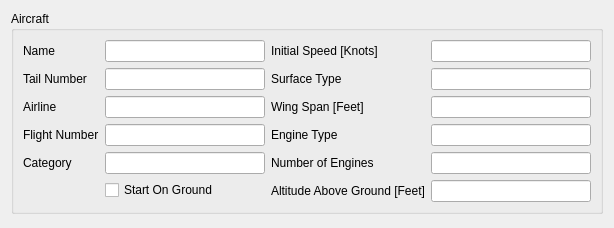
till213/SkyDolly, file src/UserInterface/src/Widgets/AircraftTypeWidget.ui: the form before one commit.
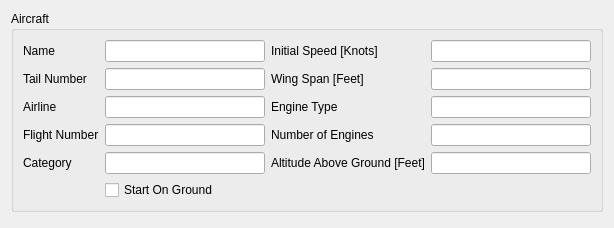
The form after the commit.

Commit message: Move surface type to flight conditions

```diff
--- a/src/UserInterface/src/Widgets/AircraftTypeWidget.ui
+++ b/src/UserInterface/src/Widgets/AircraftTypeWidget.ui
@@ -194,36 +194,13 @@
          </widget>
         </item>
         <item row="1" column="0">
-         <widget class="QLabel" name="label_9">
-          <property name="text">
-           <string>Surface Type</string>
-          </property>
-         </widget>
-        </item>
-        <item row="1" column="1">
-         <widget class="QLineEdit" name="surfaceTypeLineEdit">
-          <property name="minimumSize">
-           <size>
-            <width>160</width>
-            <height>0</height>
-           </size>
-          </property>
-          <property name="text">
-           <string/>
-          </property>
-          <property name="readOnly">
-           <bool>true</bool>
-          </property>
-         </widget>
-        </item>
-        <item row="2" column="0">
          <widget class="QLabel" name="label_10">
           <property name="text">
            <string>Wing Span [Feet]</string>
           </property>
          </widget>
         </item>
-        <item row="2" column="1">
+        <item row="1" column="1">
          <widget class="QLineEdit" name="wingSpanLineEdit">
           <property name="minimumSize">
            <size>
@@ -239,14 +216,14 @@
           </property>
          </widget>
         </item>
-        <item row="3" column="0">
+        <item row="2" column="0">
          <widget class="QLabel" name="label_12">
           <property name="text">
            <string>Engine Type</string>
           </property>
          </widget>
         </item>
-        <item row="3" column="1">
+        <item row="2" column="1">
          <widget class="QLineEdit" name="engineTypeLineEdit">
           <property name="minimumSize">
            <size>
@@ -262,14 +239,14 @@
           </property>
          </widget>
         </item>
-        <item row="4" column="0">
+        <item row="3" column="0">
          <widget class="QLabel" name="label_11">
           <property name="text">
            <string>Number of Engines</string>
           </property>
          </widget>
         </item>
-        <item row="4" column="1">
+        <item row="3" column="1">
          <widget class="QLineEdit" name="numberOfEnginesLineEdit">
           <property name="minimumSize">
            <size>
@@ -285,29 +262,29 @@
           </property>
          </widget>
         </item>
-        <item row="5" column="1">
-         <widget class="QLineEdit" name="aircraftAltitudeAboveGroundLineEdit">
-          <property name="minimumSize">
-           <size>
-            <width>160</width>
-            <height>0</height>
-           </size>
-          </property>
-          <property name="text">
-           <string/>
-          </property>
-          <property name="readOnly">
-           <bool>true</bool>
-          </property>
-         </widget>
-        </item>
-        <item row="5" column="0">
+        <item row="4" column="0">
          <widget class="QLabel" name="label_26">
           <property name="text">
            <string>Altitude Above Ground [Feet]</string>
           </property>
          </widget>
         </item>
+        <item row="4" column="1">
+         <widget class="QLineEdit" name="aircraftAltitudeAboveGroundLineEdit">
+          <property name="minimumSize">
+           <size>
+            <width>160</width>
+            <height>0</height>
+           </size>
+          </property>
+          <property name="text">
+           <string/>
+          </property>
+          <property name="readOnly">
+           <bool>true</bool>
+          </property>
+         </widget>
+        </item>
        </layout>
       </item>
      </layout>
```
The commit also changes 8 other files.
